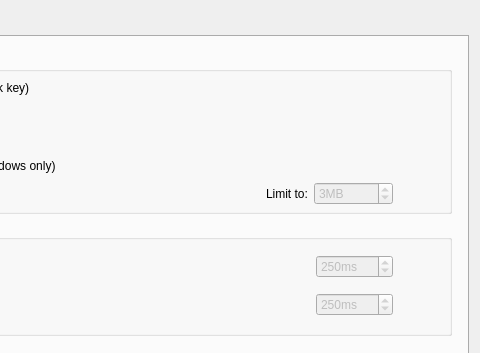
First picture: the form in src/lib/gui/dialogs/ServerConfigDialog.ui, repository youxia173/DeskConnect, before the edit; both pictures show x 244 to 724 and y 0 to 353 of the 724 by 609 pixel window.
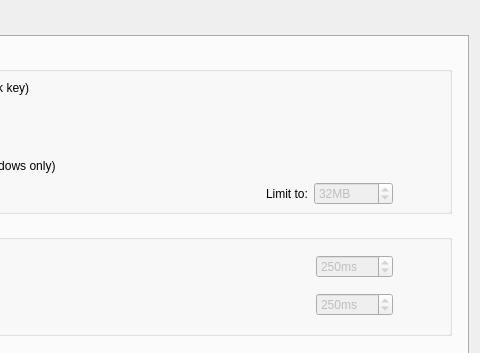
Second picture: the form after the edit. The open tabs and pages were chosen to show the change. Icons and pictures are not drawn. Custom widgets are drawn as their Qt base class.

What changed in the file:
```diff
--- a/src/lib/gui/dialogs/ServerConfigDialog.ui
+++ b/src/lib/gui/dialogs/ServerConfigDialog.ui
@@ -433,7 +433,7 @@
                <number>10000</number>
               </property>
               <property name="value">
-               <number>3</number>
+               <number>32</number>
               </property>
              </widget>
             </item>
```
